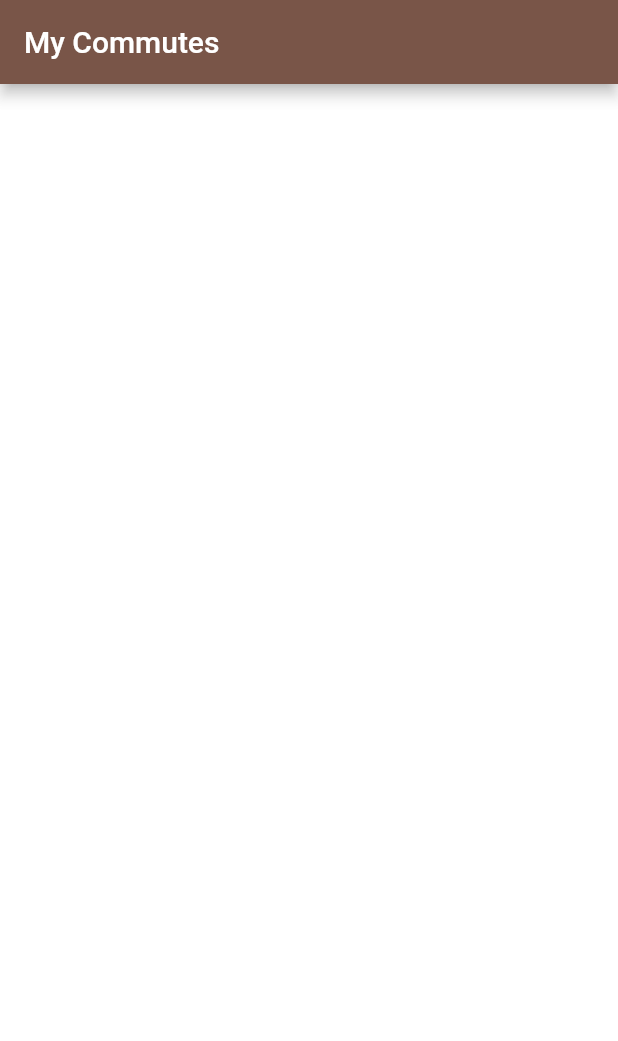
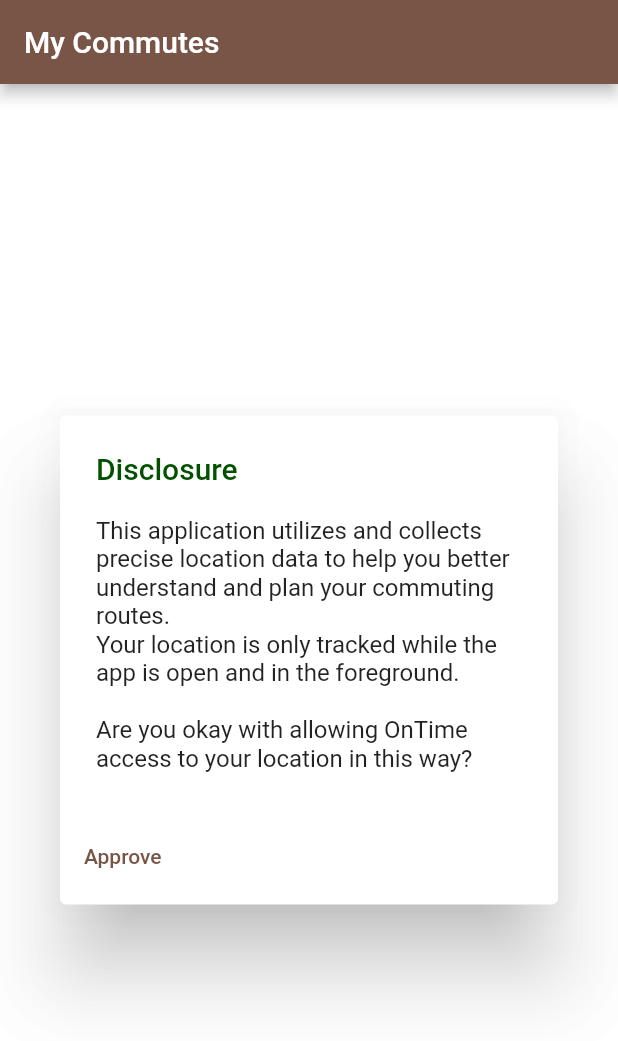
Before and after one commit to C43d34/OnTime-Mobile-App, a Flutter app: the screen it shows after launch, on a phone screen of 412 x 824 dp. Shown: the top 1041 px of the screen. Run offline on Flutter 3.47's test engine with Material 2 defaults, Android fonts, the phone set to English and light mode, and no system bars; our stand-ins replace cloud_firestore, firebase_core, geocoding, geolocator, google_maps_flutter, localstorage; missing offline and left inert: flutter_polyline_points; accounts and stored records are empty.

Commit message:
Add initial disclosure message, bugfixed departure logic

```diff
--- a/lib/CommutingDetails.dart
+++ b/lib/CommutingDetails.dart
@@ -482,7 +482,7 @@ class _CommutingDetailsState extends State<CommutingDetails> {
   //Reevaluate the projected departure time (assuming desired arrival time was changed)
   void timeUpdate(){
     int arrival_time = getTotalMin(arrival_hr, arrival_min, arrival_ampm.startsWith("A"));
-    int departure_time =  withinTimeBounds(arrival_time - (widget.entry_data["avg_drive_time"] - widget.entry_data["avg_walk_time"]) as int);
+    int departure_time =  withinTimeBounds(arrival_time - (widget.entry_data["avg_drive_time"] + widget.entry_data["avg_walk_time"]) as int);
 
     print("Arrival time ${arrival_time}");
     print("Departure time ${departure_time}");
--- a/lib/main.dart
+++ b/lib/main.dart
@@ -45,7 +45,7 @@ void main() async {
   );
   await storage.ready.then((ready) { //wait for local storage to ready and then grab items before launching app
     generateLocalUUID(); //make sure user authentication is valid : then we can start pulling commute data
-    // resetLocalStorage();
+    resetLocalStorage();
     // storage.clear();
     List<dynamic> json_obj_list = (storage.getItem("saved_commute_ids") == null ? [] : storage.getItem("saved_commute_ids")); //return empty or something
     //populate runtime array of commute IDs by pulling from local storage
@@ -107,7 +107,13 @@ class MyHomePage extends StatefulWidget {
 
 class _MyHomePageState extends State<MyHomePage> {
   int _counter = 0;
+  static bool user_consent = false;
   final location_service = new LocationServicer();
+
+  static bool get userConsent {
+    return user_consent;
+  }
+
 
   //make an async call to database to retrieve commutes (ALL of them at once)
   Future<List> retrieve_commutes() async {
@@ -130,9 +136,17 @@ class _MyHomePageState extends State<MyHomePage> {
   }
 
   @override
-  void didChangeDependencies() //unwraps the future return from retrieve_commutes for us
+  void didChangeDependencies() async //unwraps the future return from retrieve_commutes for us
   {
     super.didChangeDependencies();
+    bool? consent = await storage.getItem("user_consent");
+    if(consent == null) {
+        user_consent = false;
+      }
+    else{
+      user_consent = consent;
+    }
+
     retrieve_commutes().then((commutes) {
       setState(() {
         commute_entries.clear(); //we have to clear this for when didchangedependencies gets called from keyboard opening and causes a bunch of rebuilds
@@ -150,14 +164,18 @@ class _MyHomePageState extends State<MyHomePage> {
     // print(local_UUID);
     // storage.clear();
 
-
     return Scaffold(
       appBar: AppBar(
         // Here we take the value from the MyHomePage object that was created by
         // the App.build method, and use it to set our appbar title.
         title: Text(widget.title),
       ),
-      body: Center(
+      body: (() {
+        if(user_consent)
+          {
+            //If user has consented to initial "prominent disclosure"
+            location_service.initialize();
+            return Center(
 
               // Center is a layout widget. It takes a single child and positions it
               // in the middle of the parent.
@@ -263,13 +281,50 @@ class _MyHomePageState extends State<MyHomePage> {
                     separatorBuilder: (BuildContext context, int index) => const Divider(),
                   ),
                 )
+            );
+          }
+        else if (!user_consent)
+          {
+            //display "Prominent disclosure" of application functionality upon first time app open.
+            return AlertDialog(
+              title: const Text('Disclosure'),
+              content: SingleChildScrollView(
+                child: ListBody(
+                  children: const <Widget>[
+                    Text('This application utilizes and collects precise location data to help you better understand and plan your commuting routes.'),
+                    Text('Your location is only tracked while the app is open and in the foreground.'),
+                    Text('\nAre you okay with allowing OnTime access to your location in this way?'),
+                  ],
                 ),
+              ),
+              actions: <Widget>[
+                Row(
+                  children: [
+                  TextButton(
+                  child: const Text('Approve'),
+                    onPressed: () {
+                      user_consent = true;
+                      storage.setItem("user_consent", true);
+                      setState(() {
+                      });
+                    },
+                  ),
+                  Expanded(
+                      child: Container()),
+                  ],
+                ),
+              ],
+            );
+          }
+        else{
+          return Center();
+        }
+      }())
+
+      //
       // floatingActionButton: FloatingActionButton(
       //   onPressed: () {
-      //     Navigator.push(
-      //       context,
-      //       MaterialPageRoute(builder: (context) => const MapSample()),
-      //     );
+      //     getUserConsent();
       //   },
       //   tooltip: 'Increment',
       //   child: const Icon(Icons.map),
```
Lines whose indentation alone changed are shown as unchanged.
